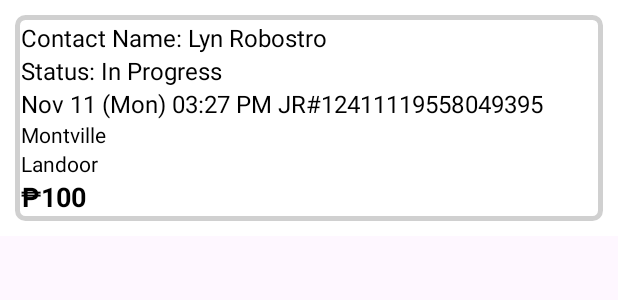
After one commit to Gabteezy/Secure_Ride, an Android app: the layout item_ride_history.xml on its own in the app's theme, with its tools: preview values and no code run, on a phone screen of 412 x 824 dp. The commit adds this screen. Shown: the top 300 px of the screen. Run offline under Robolectric (Android 15) with nearby library versions, the phone set to English and light mode, and no system bars.

Commit message:
DriverHistory updated

```diff
--- /dev/null
+++ b/app/src/main/res/drawable/box_background.xml
@@ -0,0 +1,12 @@
+<shape xmlns:android="http://schemas.android.com/apk/res/android">
+    <!-- Transparent background -->
+    <solid android:color="@android:color/transparent" />
+
+    <!-- Green border -->
+    <stroke
+        android:width="3dp"
+        android:color="@color/stroke" />
+
+    <!-- Rounded corners -->
+    <corners android:radius="5dp" />
+</shape>
--- /dev/null
+++ b/app/src/main/res/layout/item_ride_history.xml
@@ -0,0 +1,75 @@
+<?xml version="1.0" encoding="utf-8"?>
+<androidx.constraintlayout.widget.ConstraintLayout
+    xmlns:android="http://schemas.android.com/apk/res/android"
+    xmlns:app="http://schemas.android.com/apk/res-auto"
+    android:layout_width="match_parent"
+    android:layout_height="wrap_content"
+    android:padding="10dp"
+    android:background="@color/white">
+
+    <!-- Contact Information -->
+            <LinearLayout
+                android:id="@+id/nameTextView"
+                android:layout_width="match_parent"
+                android:layout_height="wrap_content"
+                android:orientation="vertical"
+                android:padding="4dp"
+                android:background="@drawable/box_background"
+                app:layout_constraintTop_toTopOf="parent"
+                app:layout_constraintStart_toStartOf="parent"
+                app:layout_constraintEnd_toEndOf="parent"
+                android:gravity="start">
+
+            <TextView
+                android:id="@+id/commuterNameTextView"
+                android:layout_width="match_parent"
+                android:layout_height="wrap_content"
+                android:text="Contact Name: Lyn Robostro"
+                android:textSize="16sp"
+                android:textColor="@color/black" />
+
+            <TextView
+                android:id="@+id/statusTextView"
+                android:layout_width="match_parent"
+                android:layout_height="wrap_content"
+                android:text="Status: In Progress"
+                android:textSize="16sp"
+                android:textColor="@color/black" />
+
+
+
+        <TextView
+            android:id="@+id/rideInfoTextView"
+            android:layout_width="match_parent"
+            android:layout_height="wrap_content"
+            android:text="Nov 11 (Mon) 03:27 PM JR#12411119558049395"
+            android:textSize="16sp"
+            android:textColor="@color/black" />
+
+        <TextView
+            android:id="@+id/startLocationTextView"
+            android:layout_width="match_parent"
+            android:layout_height="wrap_content"
+            android:text="Montville"
+            android:textSize="14sp"
+            android:textColor="@color/black" />
+
+        <TextView
+            android:id="@+id/endLocationTextView"
+            android:layout_width="match_parent"
+            android:layout_height="wrap_content"
+            android:text="Landoor"
+            android:textSize="14sp"
+            android:textColor="@color/black" />
+
+        <TextView
+            android:id="@+id/totalFareTextView"
+            android:layout_width="match_parent"
+            android:layout_height="wrap_content"
+            android:text="₱100"
+            android:textStyle="bold"
+            android:textSize="18sp"
+            android:textColor="@android:color/black" />
+            </LinearLayout>
+
+    </androidx.constraintlayout.widget.ConstraintLayout>
--- a/app/src/main/res/values/colors.xml
+++ b/app/src/main/res/values/colors.xml
@@ -23,4 +23,8 @@
     <color name="location">#62825D</color>
     <color name="light_grey">#dbdbdb</color>
     <color name="stroke">#d0d0d0</color>
+
+    <color name="nav_icon_color">#666666</color> <!-- Default icon color -->
+    <color name="nav_text_color">#666666</color> <!-- Default text color -->
+    <color name="nav_selected_color">#4CAF50</color>
 </resources>
--- a/app/src/main/res/values/strings.xml
+++ b/app/src/main/res/values/strings.xml
@@ -8,4 +8,6 @@
     <string name="edit" />
     <string name="delete" />
     <string name="profile_picture" />
+    <!-- TODO: Remove or change this placeholder text -->
+    <string name="hello_blank_fragment">Hello blank fragment</string>
 </resources>
```
Also changed, not shown: app/src/main/AndroidManifest.xml (+10 -7 lines), app/src/main/java/com/aces/capstone/secureride/DriverDashboard.kt (+130 -6 lines), app/src/main/java/com/aces/capstone/secureride/DriverHistory.kt (added, +84 -0 lines), app/src/main/java/com/aces/capstone/secureride/adapter/RideHistoryAdapter.kt (added, +45 -0 lines), app/src/main/java/com/aces/capstone/secureride/model/RideHistory.kt (added, +12 -0 lines), app/src/main/res/layout/activity_driver_dashboard.xml (+25 -54 lines), app/src/main/res/layout/activity_driver_history.xml (added, +28 -0 lines), app/src/main/res/layout/ride_request_item.xml (+13 -25 lines).
